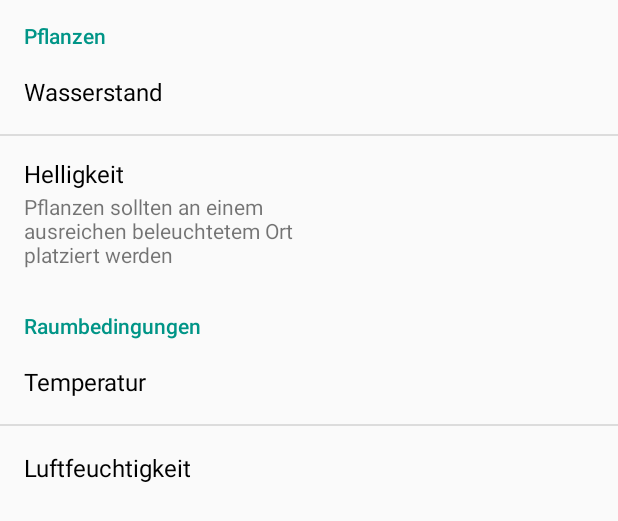
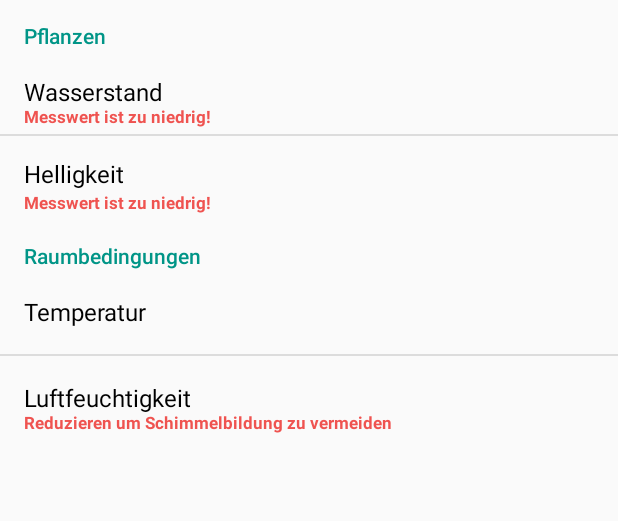
Before and after one commit to Florianisme/ArduinoIOT, an Android app: the layout activity_main.xml on its own in the app's theme, with its tools: preview values and no code run, on a phone screen of 412 x 824 dp. Shown: the top 521 px of the screen. Run offline under Robolectric (Android 15) with nearby library versions, the phone set to English and light mode, and no system bars.

Commit message:
added error layouts

```diff
--- a/app/src/main/res/layout/activity_main.xml
+++ b/app/src/main/res/layout/activity_main.xml
@@ -46,10 +46,23 @@
                     android:layout_width="wrap_content"
                     android:layout_height="wrap_content"
                     android:layout_alignParentEnd="true"
+                    android:layout_centerVertical="true"
                     android:layout_marginEnd="16dp"
-                    android:layout_centerVertical="true"
                     android:textColor="@android:color/primary_text_light"
                     android:textSize="16sp" />
+
+                <TextView
+                    android:id="@+id/plant_water_level_warning"
+                    android:layout_width="match_parent"
+                    android:layout_height="wrap_content"
+                    android:layout_alignParentBottom="true"
+                    android:layout_marginBottom="4dp"
+                    android:layout_marginStart="16dp"
+                    android:layout_marginTop="16dp"
+                    android:text="Messwert ist zu niedrig!"
+                    android:textColor="@color/value_warning"
+                    android:textSize="11sp"
+                    android:textStyle="bold" />
             </RelativeLayout>
 
             <View
@@ -59,7 +72,7 @@
 
             <RelativeLayout
                 android:layout_width="match_parent"
-                android:layout_height="wrap_content">
+                android:layout_height="56dp">
 
                 <TextView
                     android:id="@+id/settings_text_transparency"
@@ -73,18 +86,6 @@
                     android:textColor="@android:color/primary_text_light"
                     android:textSize="16sp"/>
 
-                <TextView
-                    android:layout_width="wrap_content"
-                    android:layout_height="wrap_content"
-                    android:layout_alignParentStart="true"
-                    android:layout_below="@id/settings_text_transparency"
-                    android:layout_marginBottom="14dp"
-                    android:layout_marginStart="16dp"
-                    android:layout_marginTop="1dp"
-                    android:gravity="center_vertical"
-                    android:maxWidth="200dp"
-                    android:text="@string/label_plants_brightness_description"
-                    android:textSize="14sp" />
 
                 <TextView
                     android:id="@+id/plant_brightness"
@@ -95,10 +96,20 @@
                     android:layout_centerVertical="true"
                     android:textColor="@android:color/primary_text_light"
                     android:textSize="16sp" />
+
+                <TextView
+                    android:id="@+id/plant_brightness_warning"
+                    android:layout_width="wrap_content"
+                    android:layout_height="wrap_content"
+                    android:layout_alignParentBottom="true"
+                    android:layout_marginBottom="4dp"
+                    android:layout_marginStart="16dp"
+                    android:layout_marginTop="16dp"
+                    android:text="Messwert ist zu niedrig!"
+                    android:textColor="@color/value_warning"
+                    android:textSize="11sp"
+                    android:textStyle="bold" />
             </RelativeLayout>
-
-
-
 
             <TextView
                 android:layout_width="wrap_content"
@@ -164,6 +175,19 @@
                     android:layout_centerVertical="true"
                     android:textColor="@android:color/primary_text_light"
                     android:textSize="16sp" />
+
+                <TextView
+                    android:id="@+id/room_humidity_warning"
+                    android:layout_width="wrap_content"
+                    android:layout_height="wrap_content"
+                    android:layout_alignParentBottom="true"
+                    android:layout_marginBottom="4dp"
+                    android:layout_marginStart="16dp"
+                    android:layout_marginTop="16dp"
+                    android:text="Reduzieren um Schimmelbildung zu vermeiden"
+                    android:textColor="@color/value_warning"
+                    android:textSize="11sp"
+                    android:textStyle="bold" />
             </RelativeLayout>
         </LinearLayout>
     </android.support.v4.widget.SwipeRefreshLayout>
--- a/app/src/main/res/values/colors.xml
+++ b/app/src/main/res/values/colors.xml
@@ -6,4 +6,5 @@
     <color name="primary">#455A64</color>
     <color name="primary_dark">#263238</color>
 
+    <color name="value_warning">#EF5350</color>
 </resources>
```
Also changed, not shown: app/src/main/java/com/florianisme/arduinoiot/MainActivity.java (+40 -4 lines), 2 other files.
